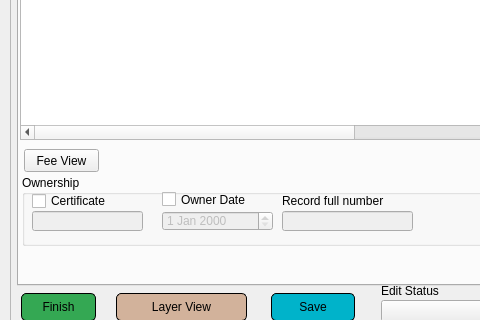
Qt form view/ParcelInfoDialog.ui (teamlm2/lm2_mgis) before a commit; both pictures show x 0 to 480 and y 388 to 708 of the 600 by 800 pixel window.
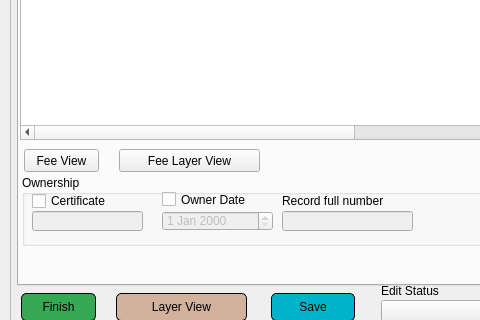
The same form after that commit. The open tabs and pages were chosen to show the change. Icons and pictures are not drawn.

What changed in the file:
```diff
--- a/view/ParcelInfoDialog.ui
+++ b/view/ParcelInfoDialog.ui
@@ -87,7 +87,7 @@
      <property name="geometry">
       <rect>
        <x>0</x>
-       <y>0</y>
+       <y>-147</y>
        <width>600</width>
        <height>1000</height>
       </rect>
@@ -1422,6 +1422,19 @@
          <string>Old Parcel ID</string>
         </property>
        </widget>
+       <widget class="QPushButton" name="fee_layer_view_button">
+        <property name="geometry">
+         <rect>
+          <x>100</x>
+          <y>310</y>
+          <width>141</width>
+          <height>23</height>
+         </rect>
+        </property>
+        <property name="text">
+         <string>Fee Layer View</string>
+        </property>
+       </widget>
       </widget>
       <widget class="QWidget" name="tab_6">
        <attribute name="title">
```
Left out of the diff: 2 changed lines with no effect on the pictures.
